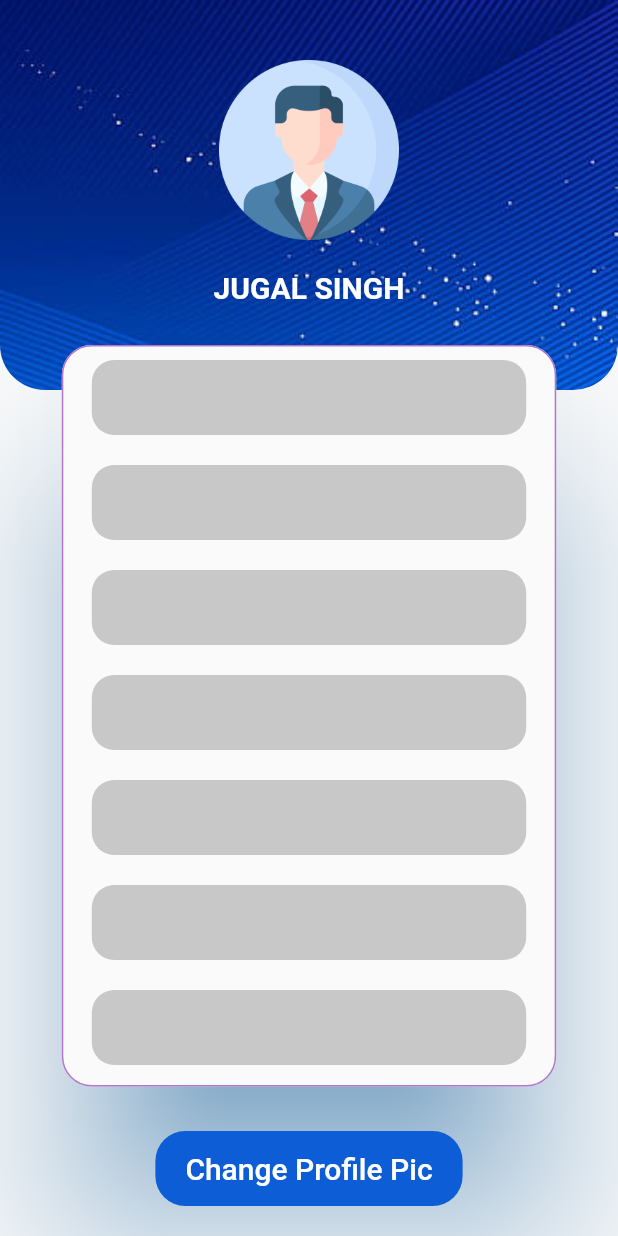
After one commit to ArmanNawaz/Alpha, a Flutter app: the Profile screen opened directly, on a phone screen of 412 x 824 dp. The commit adds this screen. Run offline on Flutter 3.47's test engine with Material 2 defaults, Android fonts, the phone set to English and light mode, and no system bars.

Commit message:
Profile page

```diff
--- a/lib/screens/dashboard.dart
+++ b/lib/screens/dashboard.dart
@@ -1,3 +1,5 @@
+import 'package:alpha/screens/profile.dart';
+import 'package:flutter/cupertino.dart';
 import 'package:flutter/material.dart';
 
 class Dashboard extends StatefulWidget {
@@ -196,7 +198,12 @@ class _DashboardState extends State<Dashboard> {
             Row(
               mainAxisAlignment: MainAxisAlignment.spaceEvenly,
               children: [
-                Container(
+                InkWell(
+                  onTap: () {
+                    Navigator.push(
+                        context, CupertinoPageRoute(builder: (_) => Profile()));
+                  },
+                  child: Container(
                     color: Colors.white,
                     padding: EdgeInsets.all(10),
                     height: 150,
@@ -213,6 +220,7 @@ class _DashboardState extends State<Dashboard> {
                         ),
                         Text('PROFILE')
                       ],
+                    ),
                   ),
                 ),
                 Container(
--- /dev/null
+++ b/lib/screens/profile.dart
@@ -0,0 +1,109 @@
+import 'package:flutter/material.dart';
+
+class Profile extends StatefulWidget {
+  const Profile({Key? key}) : super(key: key);
+
+  @override
+  State<Profile> createState() => _ProfileState();
+}
+
+class _ProfileState extends State<Profile> {
+  @override
+  Widget build(BuildContext context) {
+    Size size = MediaQuery.of(context).size;
+    return Scaffold(
+      body: SizedBox(
+        height: size.height,
+        child: Stack(
+          alignment: Alignment.center,
+          children: [
+            Positioned(
+              top: 0,
+              child: Container(
+                height: 260,
+                width: size.width,
+                decoration: BoxDecoration(
+                  borderRadius: BorderRadius.only(
+                      bottomLeft: Radius.circular(30),
+                      bottomRight: Radius.circular(30)),
+                  image: DecorationImage(
+                      image: AssetImage('assets/img bk.jpg'),
+                      fit: BoxFit.cover),
+                ),
+                child: Column(
+                  children: [
+                    SizedBox(
+                      height: 40,
+                    ),
+                    Image.asset(
+                      'assets/profile.png',
+                      height: 120,
+                      width: 120,
+                    ),
+                    SizedBox(
+                      height: 20,
+                    ),
+                    Text(
+                      'JUGAL SINGH',
+                      style: TextStyle(
+                          color: Colors.white,
+                          fontSize: 20,
+                          fontWeight: FontWeight.w600),
+                    )
+                  ],
+                ),
+              ),
+            ),
+            Positioned(
+              top: 230,
+              child: Material(
+                elevation: 50,
+                shadowColor: Colors.blue,
+                // borderRadius: BorderRadius.circular(20),
+                shape: RoundedRectangleBorder(
+                    side: BorderSide(color: Color(0xFFB176CC)),
+                    borderRadius: BorderRadius.circular(20)),
+                child: Container(
+                    height: size.height * 0.6,
+                    width: size.width * 0.8,
+                    child: ListView.builder(
+                        itemCount: 10,
+                        itemBuilder: (ctx, i) {
+                          return Padding(
+                            padding: const EdgeInsets.symmetric(
+                                vertical: 10.0, horizontal: 20),
+                            child: Container(
+                              height: 50,
+                              width: size.width * 0.7,
+                              decoration: BoxDecoration(
+                                  color: Colors.black.withOpacity(0.2),
+                                  borderRadius: BorderRadius.circular(15)),
+                            ),
+                          );
+                        })),
+              ),
+            ),
+            Positioned(
+              bottom: 20,
+              child: Container(
+                padding: EdgeInsets.symmetric(vertical: 7, horizontal: 20),
+                alignment: Alignment.center,
+                height: 50,
+                decoration: BoxDecoration(
+                    color: Color(0xFF0D5DD7),
+                    borderRadius: BorderRadius.circular(20)),
+                child: Text(
+                  'Change Profile Pic',
+                  style: TextStyle(
+                      color: Colors.white,
+                      fontSize: 20,
+                      fontWeight: FontWeight.w500),
+                ),
+              ),
+            )
+          ],
+        ),
+      ),
+    );
+  }
+}
```
Lines whose indentation alone changed are shown as unchanged.
